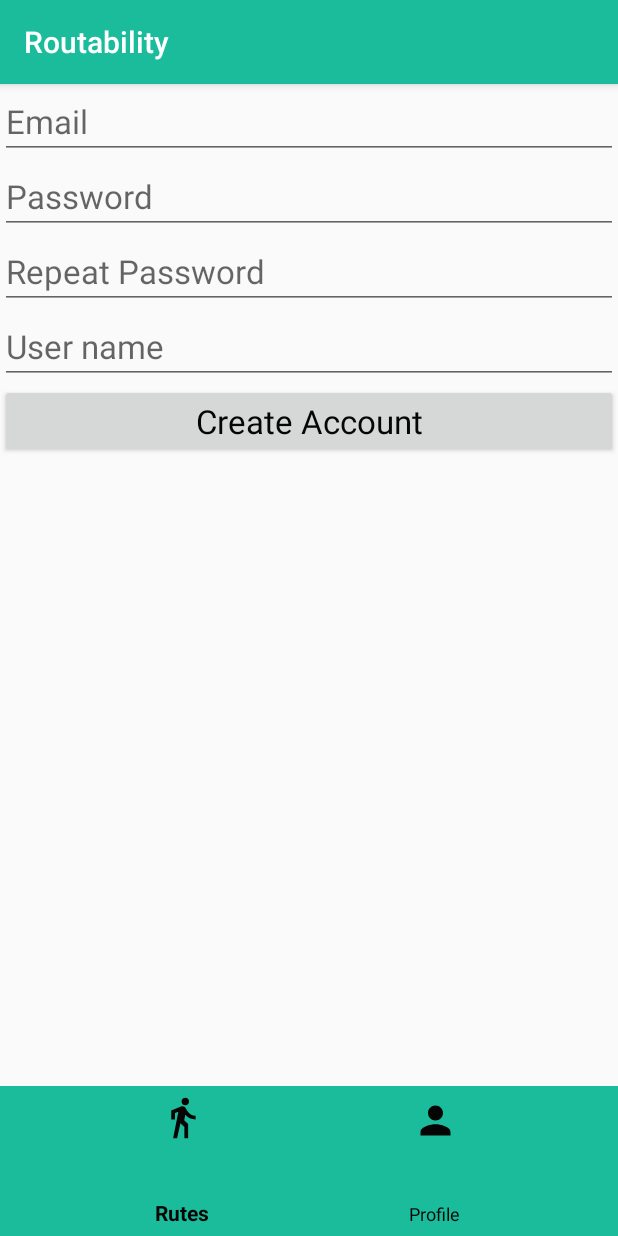
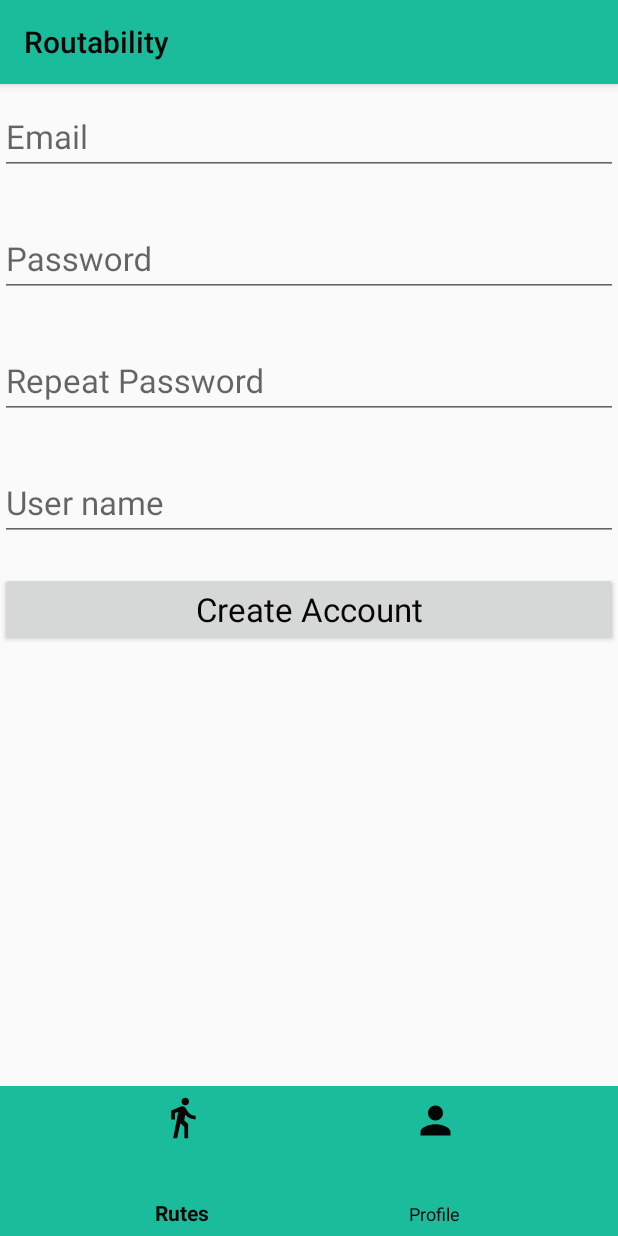
Before and after one commit to cotelus/DGP-MonkeyBits, an Android app: the fragment RegisterAccountActivity placed in its activity, on a phone screen of 412 x 824 dp. Run offline under Robolectric (Android 15) with nearby library versions, the phone set to English and light mode, and no system bars; our stand-ins replace Firebase (no records; nobody signed in at launch, a user with empty details on screens opened directly).

Commit message:
Retoques.
- Texto flotante
- Cambio color titulo
- Bloqueo de pantalla

```diff
--- a/monkeybit/app/src/main/AndroidManifest.xml
+++ b/monkeybit/app/src/main/AndroidManifest.xml
@@ -9,10 +9,10 @@
         android:roundIcon="@mipmap/ic_launcher_round"
         android:supportsRtl="true"
         android:theme="@style/AppTheme">
-        <activity android:name=".MainActivity">
+        <activity android:name=".MainActivity"
+            android:screenOrientation="portrait">
             <intent-filter>
                 <action android:name="android.intent.action.MAIN" />
-
                 <category android:name="android.intent.category.LAUNCHER" />
             </intent-filter>
         </activity>
--- a/monkeybit/app/src/main/java/com/monkeybit/routability/RegisterAccountActivity.java
+++ b/monkeybit/app/src/main/java/com/monkeybit/routability/RegisterAccountActivity.java
@@ -3,6 +3,7 @@ package com.monkeybit.routability;
 import android.content.Intent;
 import android.support.annotation.NonNull;
 import android.support.annotation.Nullable;
+import android.support.design.widget.TextInputEditText;
 import android.support.v4.app.Fragment;
 import android.support.v7.app.AppCompatActivity;
 import android.os.Bundle;
@@ -26,10 +27,10 @@ public class RegisterAccountActivity extends Fragment {
 
     private FirebaseAuth mAuth;
     Button newUserButton;
-    EditText emailText;
-    EditText passwordText;
-    EditText repeatPasswordText;
-    EditText nameText;
+    TextInputEditText emailText;
+    TextInputEditText passwordText;
+    TextInputEditText repeatPasswordText;
+    TextInputEditText nameText;
 
     @Nullable
     @Override
--- a/monkeybit/app/src/main/res/layout/activity_menu.xml
+++ b/monkeybit/app/src/main/res/layout/activity_menu.xml
@@ -15,7 +15,7 @@
         android:layout_marginEnd="8dp"
         android:layout_marginBottom="8dp"
         android:text="Menu"
-        android:textSize="50dp"
+        android:textSize="50sp"
         app:layout_constraintBottom_toBottomOf="parent"
         app:layout_constraintEnd_toEndOf="parent"
         app:layout_constraintStart_toStartOf="parent"
--- a/monkeybit/app/src/main/res/layout/activity_register_account.xml
+++ b/monkeybit/app/src/main/res/layout/activity_register_account.xml
@@ -16,57 +16,77 @@
         app:layout_constraintStart_toStartOf="parent"
         app:layout_constraintTop_toTopOf="parent">
 
-        <EditText
+        <android.support.design.widget.TextInputLayout
+            android:id="@+id/eMailAut_text_input_layout"
+            android:layout_width="match_parent"
+            style="@style/CustomTheme"
+            android:labelFor="@+id/eMailAut"
+            android:accessibilityLiveRegion="polite"
+            android:hint="@string/email"
+            app:errorEnabled="true">
+
+            <android.support.design.widget.TextInputEditText
                 android:id="@+id/eMailAut"
                 style="@style/CustomTheme"
                 android:layout_width="match_parent"
-            android:autofillHints=""
-            android:ems="10"
-            android:hint="@string/email"
-            android:inputType="textEmailAddress"
-            android:singleLine="true"
-            tools:targetApi="o" />
+                android:inputType="textEmailAddress"/>
+        </android.support.design.widget.TextInputLayout>
 
-        <EditText
+        <android.support.design.widget.TextInputLayout
+            android:id="@+id/passAut_text_input_layout"
+            android:layout_width="match_parent"
+            style="@style/CustomTheme"
+            android:labelFor="@+id/passAut"
+            android:accessibilityLiveRegion="polite"
+            android:hint="@string/password"
+            app:errorEnabled="true">
+
+            <android.support.design.widget.TextInputEditText
                 android:id="@+id/passAut"
                 style="@style/CustomTheme"
                 android:layout_width="match_parent"
-            android:autofillHints=""
-            android:ems="10"
-            android:hint="@string/password"
-            android:inputType="textPassword"
-            android:selectAllOnFocus="false"
-            android:singleLine="false"
-            tools:targetApi="o" />
+                android:inputType="textPassword"/>
+        </android.support.design.widget.TextInputLayout>
 
-        <EditText
+        <android.support.design.widget.TextInputLayout
+            android:id="@+id/passAutRepeat_text_input_layout"
+            android:layout_width="match_parent"
+            style="@style/CustomTheme"
+            android:labelFor="@+id/passAutRepeat"
+            android:accessibilityLiveRegion="polite"
+            android:hint="@string/repeat_password"
+            app:errorEnabled="true">
+
+            <android.support.design.widget.TextInputEditText
                 android:id="@+id/passAutRepeat"
                 style="@style/CustomTheme"
                 android:layout_width="match_parent"
-            android:autofillHints=""
-            android:ems="10"
-            android:hint="@string/repeat_password"
-            android:inputType="textPassword"
-            android:selectAllOnFocus="false"
-            android:singleLine="false"
-            tools:targetApi="o" />
+                android:inputType="textPassword"/>
+        </android.support.design.widget.TextInputLayout>
 
-        <EditText
+        <android.support.design.widget.TextInputLayout
+            android:id="@+id/UserName_text_input_layout"
+            android:layout_width="match_parent"
+            style="@style/CustomTheme"
+            android:labelFor="@+id/UserName"
+            android:accessibilityLiveRegion="polite"
+            android:hint="@string/user_name"
+            app:errorEnabled="true">
+
+            <android.support.design.widget.TextInputEditText
                 android:id="@+id/UserName"
                 style="@style/CustomTheme"
                 android:layout_width="match_parent"
-            android:autofillHints=""
-            android:ems="10"
-            android:hint="@string/user_name"
-            android:inputType="textPersonName"
-            tools:targetApi="o" />
+                android:inputType="textPersonName"/>
+        </android.support.design.widget.TextInputLayout>
 
         <Button
             android:id="@+id/CreateAccount"
             style="@style/CustomTheme"
             android:layout_width="match_parent"
-            android:onClick="OnCreateAccount"
-            android:text="@string/create_account" />
+            android:text="@string/create_account"
+            android:clickable="true"
+            android:focusable="true" />
 
     </LinearLayout>
 
--- a/monkeybit/app/src/main/res/menu/navigationbarmenu.xml
+++ b/monkeybit/app/src/main/res/menu/navigationbarmenu.xml
@@ -4,6 +4,7 @@
         android:id="@+id/menu_rutas"
         style="@style/CustomTheme"
         android:clickable="true"
+        android:focusable="true"
         android:icon="@drawable/ic_directions_walk_white_24dp"
         android:title="@string/rutes"/>
 
@@ -11,6 +12,7 @@
         android:id="@+id/menu_profile"
         style="@style/CustomTheme"
         android:clickable="true"
+        android:focusable="true"
         android:icon="@drawable/ic_person_white_24dp"
         android:title="@string/look_profile" />
 </menu>
--- a/monkeybit/app/src/main/res/values/strings.xml
+++ b/monkeybit/app/src/main/res/values/strings.xml
@@ -5,7 +5,7 @@
     <string name="email">Email</string>
     <string name="password">Password</string>
     <string name="repeat_password">Repeat Password</string>
-    <string name="signed_in_succesfully">SignIn succesfully!</string>
+    <string name="signed_in_successfully">SignIn successfully!</string>
     <string name="signed_in_fail">Authentication fail!</string>
     <string name="empty_fields">The text fields are empty</string>
     <string name="logged_out">Log Out</string>
--- a/monkeybit/app/src/main/res/values/styles.xml
+++ b/monkeybit/app/src/main/res/values/styles.xml
@@ -6,6 +6,16 @@
         <item name="colorPrimary">@color/colorPrimary</item>
         <item name="colorPrimaryDark">@color/colorPrimaryDark</item>
         <item name="colorAccent">@color/colorAccent</item>
+        <item name="actionBarStyle">@style/ActionBarStyle</item>
+    </style>
+
+    <style name="ActionBarStyle" parent="Widget.AppCompat.ActionBar">
+        <item name="titleTextStyle">@style/ActionBarTitleTextStyle</item>
+        <item name="background">@color/colorPrimary</item>
+    </style>
+
+    <style name="ActionBarTitleTextStyle" parent="TextAppearance.AppCompat.Widget.ActionBar.Title">
+        <item name="android:textColor">@color/colorFont</item>
     </style>
 
     <!-- Custom application theme. -->
@@ -21,6 +31,7 @@
         <item name="android:accessibilityLiveRegion">polite</item>
         <item name="android:inputType">textCapSentences|textAutoCorrect</item>android:singleLine="false"
         <item name="android:singleLine">false</item>
+        <item name="android:constantSize">false</item>
     </style>
 
 </resources>
```
Also changed, not shown: monkeybit/app/src/main/java/com/monkeybit/routability/AccountActivity.java (+5 -4 lines), monkeybit/app/src/main/res/layout/activity_account.xml (+34 -23 lines), monkeybit/app/src/main/res/layout/activity_user_profile.xml (+6 -2 lines), 1 other file. Lines whose indentation alone changed are shown as unchanged.
